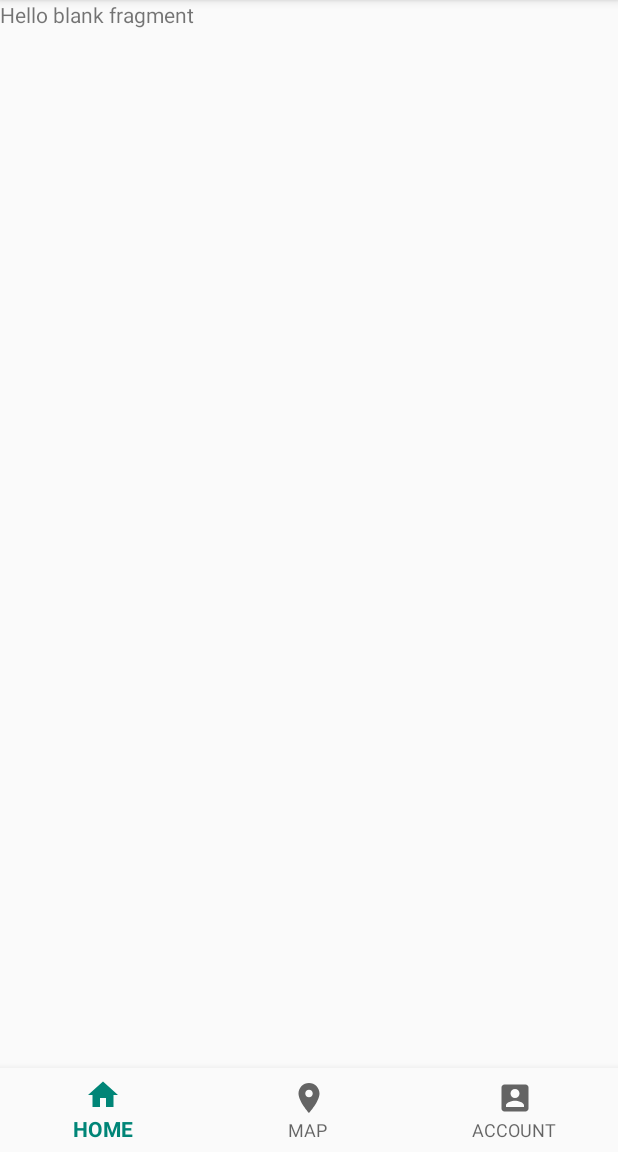
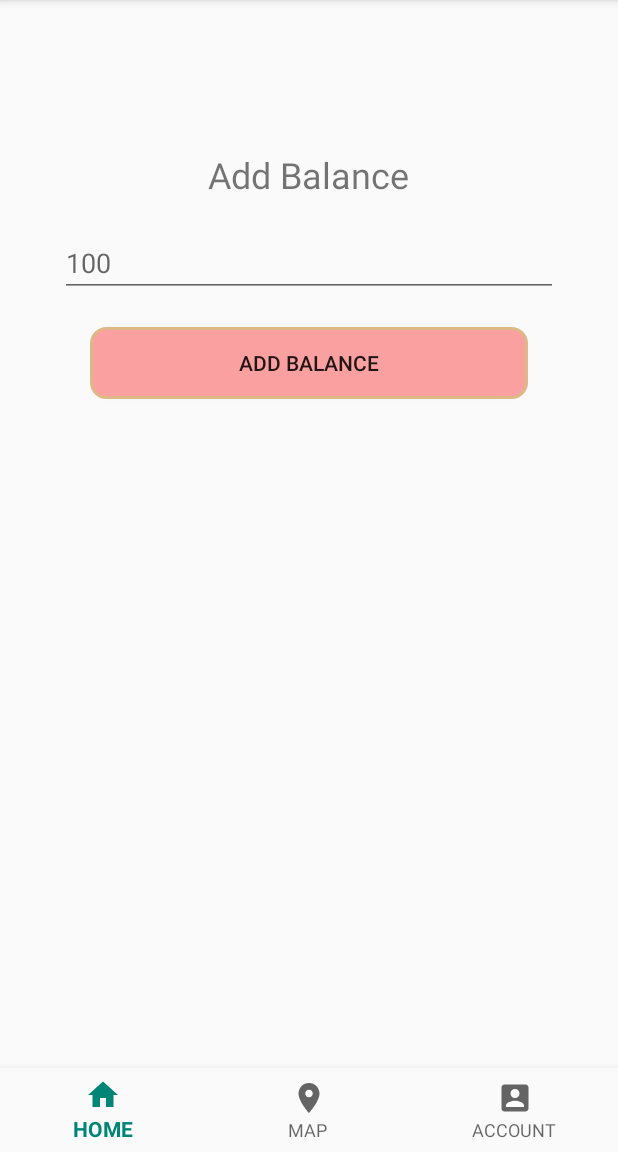
Before and after one commit to KunalN25/MainProject, an Android app: the fragment AddBalance placed in its activity, on a phone screen of 412 x 824 dp, the part 84-1236 px from its top. Run offline under Robolectric (Android 15) with nearby library versions, the phone set to English and light mode, and no system bars; our stand-ins replace Firebase (no records; nobody signed in at launch, a user with empty details on screens opened directly); 3 statements that could not run were skipped.

Commit message:
Re-commit

```diff
--- a/app/src/main/java/com/example/mainproject/PaymentsAndBalance/AddBalance.java
+++ b/app/src/main/java/com/example/mainproject/PaymentsAndBalance/AddBalance.java
@@ -1,21 +1,34 @@
 package com.example.mainproject.PaymentsAndBalance;
 
 
+import android.content.Context;
+import android.os.AsyncTask;
 import android.os.Bundle;
+import android.util.Log;
 import android.view.LayoutInflater;
 import android.view.View;
 import android.view.ViewGroup;
+import android.widget.Button;
+import android.widget.EditText;
+import android.widget.ProgressBar;
 
 import androidx.fragment.app.Fragment;
 
 import com.example.mainproject.R;
+import com.example.mainproject.UtilityClasses.Message;
+
+import java.util.concurrent.ExecutionException;
 
 /**
  * A simple {@link Fragment} subclass.
  */
-public class AddBalance extends Fragment {
-
-
+public class AddBalance extends Fragment implements View.OnClickListener {
+    private static ProgressBar progressBar;
+    private EditText balanceIn;
+    private Button addBtn;
+    private double balance;
+    static UpdateBalance updateBalance;
+    static boolean listenToTouchEvents;
     public AddBalance() {
         // Required empty public constructor
     }
@@ -25,7 +38,88 @@ public class AddBalance extends Fragment {
     public View onCreateView(LayoutInflater inflater, ViewGroup container,
                              Bundle savedInstanceState) {
         // Inflate the layout for this fragment
-        return inflater.inflate(R.layout.fragment_add_balance, container, false);
+        View v=inflater.inflate(R.layout.fragment_add_balance, container, false);
+        initialize(v);
+        addBtn.setOnClickListener(this);
+
+        return v;
     }
 
+    private void initialize(View v) {
+        balanceIn=v.findViewById(R.id.baclanceInPut);
+        addBtn=v.findViewById(R.id.addBalanceButton);
+        progressBar=v.findViewById(R.id.addBalanceProgress);
+        listenToTouchEvents=false;
+        balance=500;
+
+        //balance=load balance from sharedpreferences
+    }
+
+
+    @Override
+    public void onClick(View view) {
+        double tempbal=Double.parseDouble(balanceIn.getText().toString());
+        if(tempbal==0){
+            Message.message(getActivity(),"Please enter the amount");
+            return;
+        }
+
+        if(balance+tempbal>10000)
+            Message.message(getActivity(),"You cannot add more than 10000");
+        else{
+            updateBalance=new UpdateBalance(getActivity());
+            listenToTouchEvents=true;
+
+            updateBalance.execute(balance,tempbal);
+
+            try {
+
+                balance=updateBalance.get();
+            } catch (ExecutionException e) {
+                Log.d("tag", "onClick: "+e.toString());
+            } catch (InterruptedException e) {
+                Log.d("tag", "onClick: "+e.toString());
+            }
+
+        }
+
+    }
+
+    private void updateBalance() {
+    }
+     static class UpdateBalance extends AsyncTask<Double,Void,Double>{
+        Context context;
+
+         public UpdateBalance(Context context) {
+             this.context = context;
+         }
+
+         @Override
+        protected void onPreExecute() {
+            progressBar.setVisibility(View.VISIBLE);
+            Log.d("tag" , "onPreExecute: progress ba viisble");
+
+        }
+
+        @Override
+        protected void onPostExecute(Double s) {
+            //Update balance in sharedPreferences
+            progressBar.setVisibility(View.GONE);
+            Log.d("tag" , "onPostVsible: progress not  viisble");
+            Message.message(context,"Updated Balance: "+s);
+
+
+        }
+
+        @Override
+        protected Double doInBackground(Double... doubles) {
+            double balance=doubles[0];
+            double temoBal=doubles[1];
+            balance+=temoBal;
+
+            //Update in database
+
+            return balance;
+        }
+    }
 }
--- a/app/src/main/java/com/example/mainproject/PaymentsAndBalance/ProceedToPayFragment.java
+++ b/app/src/main/java/com/example/mainproject/PaymentsAndBalance/ProceedToPayFragment.java
@@ -20,7 +20,7 @@ import com.example.mainproject.R;
 public class ProceedToPayFragment extends Fragment implements View.OnClickListener {
     int totalPrice;
     private static final String TAG="kun";
-    private TextView subTotalText,subTotalValue,gstText,gstValue,grandTotalText,grandTotalValue;
+    private TextView subTotalText,subTotalValue,gstText,gstValue,grandTotalText,grandTotalValue,balanceValue;
     double grandTotal;
     Button payButton,cancelButton;
     ProceedToPayFragmentMethods proceed;
@@ -49,6 +49,8 @@ public class ProceedToPayFragment extends Fragment implements View.OnClickListen
         grandTotal=(totalPrice+gst);
         grandTotalValue.setText("Rs."+grandTotal);
         payButton.setText("Proceed to pay Rs."+grandTotal);
+        balanceValue.setText("Rs."+900+"");//Get Balance from sharedPreferences
+
     }
 
     private void initialize(View v) {
@@ -60,6 +62,7 @@ public class ProceedToPayFragment extends Fragment implements View.OnClickListen
         grandTotalValue=v.findViewById(R.id.grandTotalValue);
         payButton=v.findViewById(R.id.payButton);
         cancelButton=v.findViewById(R.id.cancelPaymentButton);
+        balanceValue=v.findViewById(R.id.balanceValue);
 
     }
 
--- a/app/src/main/res/layout/fragment_add_balance.xml
+++ b/app/src/main/res/layout/fragment_add_balance.xml
@@ -1,14 +1,44 @@
 <?xml version="1.0" encoding="utf-8"?>
-<FrameLayout xmlns:android="http://schemas.android.com/apk/res/android"
+<RelativeLayout xmlns:android="http://schemas.android.com/apk/res/android"
     xmlns:tools="http://schemas.android.com/tools"
     android:layout_width="match_parent"
     android:layout_height="match_parent"
     tools:context=".PaymentsAndBalance.AddBalance">
+    <ProgressBar
+        android:id="@+id/addBalanceProgress"
+        android:layout_width="wrap_content"
+        android:layout_height="wrap_content"
+        android:layout_centerHorizontal="true"
+        android:layout_below="@id/addBalance"
+        android:indeterminate="true"
+        android:visibility="gone"
+        />
+    <TextView
+        android:id="@+id/addBalance"
+        android:layout_width="wrap_content"
+        android:layout_height="wrap_content"
+        android:text="@string/add_balance"
+        android:layout_centerHorizontal="true"
+        android:layout_marginTop="100dp"
+        android:textSize="24sp"/>
+    <EditText
+        android:id="@+id/baclanceInPut"
+        android:layout_width="match_parent"
+        android:layout_height="wrap_content"
+        android:layout_below="@id/addBalance"
+        android:layout_marginHorizontal="40dp"
+        android:layout_marginTop="20dp"
+        android:hint="100"
+        android:inputType="number"
+        />
+    <Button
+        android:id="@+id/addBalanceButton"
+        android:layout_width="match_parent"
+        android:layout_height="wrap_content"
+        android:text="@string/add_balance"
+        android:background="@drawable/border_edit_btn"
+        android:layout_below="@id/baclanceInPut"
+        android:layout_marginHorizontal="60dp"
+        android:layout_marginTop="20dp"/>
 
-    <!-- TODO: Update blank fragment layout -->
-    <TextView
-        android:layout_width="match_parent"
-        android:layout_height="match_parent"
-        android:text="@string/hello_blank_fragment" />
-
-</FrameLayout>
+</RelativeLayout>
--- a/app/src/main/res/values/strings.xml
+++ b/app/src/main/res/values/strings.xml
@@ -33,5 +33,6 @@
     <string name="total">Total</string>
     <string name="confirm_your_order">Confirm Your Order</string>
     <string name="rs_0">Rs. 0</string>
+    <string name="add_balance">Add Balance</string>
 
 </resources>
```
Also changed, not shown: app/src/main/java/com/example/mainproject/PaymentsAndBalance/PaymentActivity.java (+21 -2 lines), app/src/main/res/layout/fragment_proceed_to_pay.xml (+18 -1 lines).
